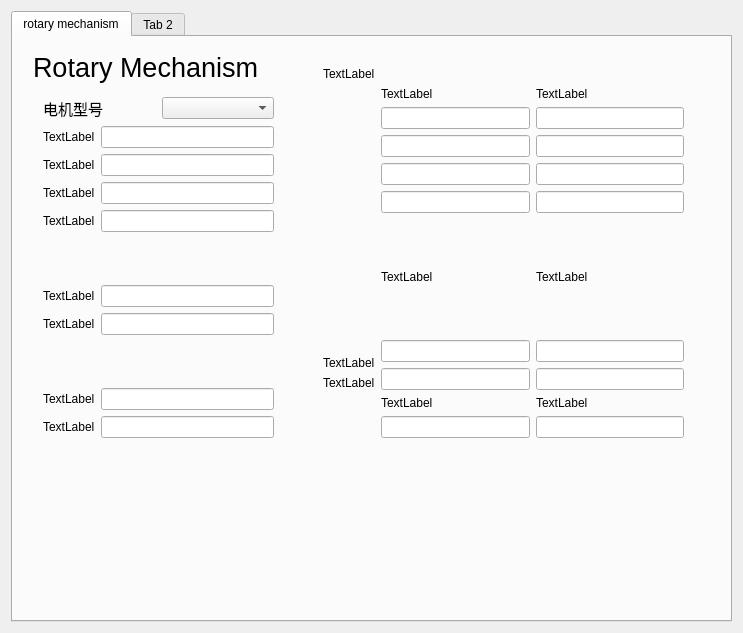
Above: window/calculator.ui from ATOM-STORM-6766/motorCalculator before the change. Below: the same form after it.
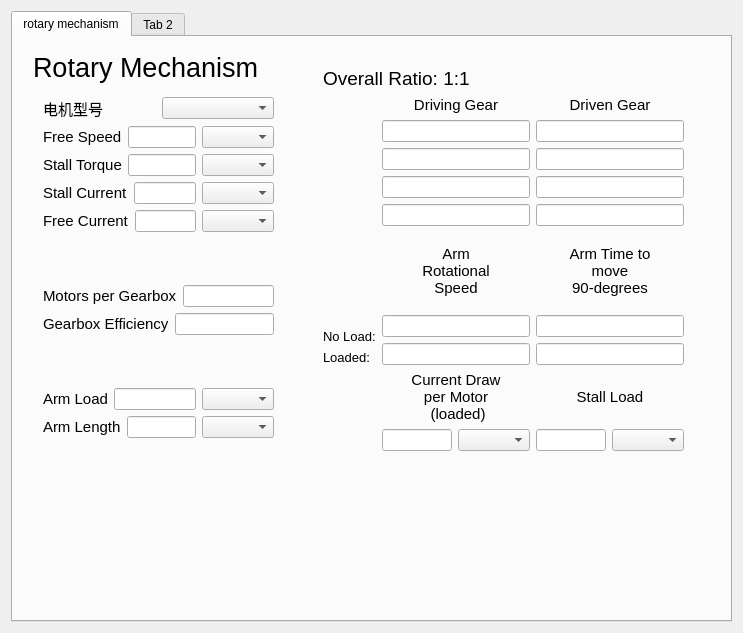
That is the form after the change.

Commit message: 电机数据读取 motors data reading

Diff of the .ui file:
```diff
--- a/window/calculator.ui
+++ b/window/calculator.ui
@@ -44,7 +44,7 @@
         <string>Rotary Mechanism</string>
        </property>
       </widget>
-      <widget class="QWidget" name="">
+      <widget class="QWidget" name="layoutWidget">
        <property name="geometry">
         <rect>
          <x>30</x>
@@ -79,13 +79,21 @@
            <layout class="QHBoxLayout" name="horizontalLayout_3">
             <item>
              <widget class="QLabel" name="label_3">
+              <property name="font">
+               <font>
+                <pointsize>11</pointsize>
+               </font>
+              </property>
               <property name="text">
-               <string>TextLabel</string>
+               <string>Free Speed</string>
               </property>
              </widget>
             </item>
             <item>
-             <widget class="QLineEdit" name="lineEdit"/>
+             <widget class="QLineEdit" name="lineEdit_freeSpeed"/>
+            </item>
+            <item>
+             <widget class="QComboBox" name="comboBox_freeSpeed"/>
             </item>
            </layout>
           </item>
@@ -93,13 +101,21 @@
            <layout class="QHBoxLayout" name="horizontalLayout_4">
             <item>
              <widget class="QLabel" name="label_4">
+              <property name="font">
+               <font>
+                <pointsize>11</pointsize>
+               </font>
+              </property>
               <property name="text">
-               <string>TextLabel</string>
+               <string>Stall Torque</string>
               </property>
              </widget>
             </item>
             <item>
-             <widget class="QLineEdit" name="lineEdit_2"/>
+             <widget class="QLineEdit" name="lineEdit_stallTorque"/>
+            </item>
+            <item>
+             <widget class="QComboBox" name="comboBox_stallTorque"/>
             </item>
            </layout>
           </item>
@@ -107,13 +123,21 @@
            <layout class="QHBoxLayout" name="horizontalLayout_5">
             <item>
              <widget class="QLabel" name="label_5">
+              <property name="font">
+               <font>
+                <pointsize>11</pointsize>
+               </font>
+              </property>
               <property name="text">
-               <string>TextLabel</string>
+               <string>Stall Current</string>
               </property>
              </widget>
             </item>
             <item>
-             <widget class="QLineEdit" name="lineEdit_3"/>
+             <widget class="QLineEdit" name="lineEdit_stallCurrent"/>
+            </item>
+            <item>
+             <widget class="QComboBox" name="comboBox_stallCurrent"/>
             </item>
            </layout>
           </item>
@@ -121,13 +145,21 @@
            <layout class="QHBoxLayout" name="horizontalLayout_6">
             <item>
              <widget class="QLabel" name="label_6">
+              <property name="font">
+               <font>
+                <pointsize>11</pointsize>
+               </font>
+              </property>
               <property name="text">
-               <string>TextLabel</string>
+               <string>Free Current</string>
               </property>
              </widget>
             </item>
             <item>
-             <widget class="QLineEdit" name="lineEdit_4"/>
+             <widget class="QLineEdit" name="lineEdit_freeCurrent"/>
+            </item>
+            <item>
+             <widget class="QComboBox" name="comboBox_freeCurrent"/>
             </item>
            </layout>
           </item>
@@ -152,8 +184,13 @@
            <layout class="QHBoxLayout" name="horizontalLayout_7">
             <item>
              <widget class="QLabel" name="label_7">
+              <property name="font">
+               <font>
+                <pointsize>11</pointsize>
+               </font>
+              </property>
               <property name="text">
-               <string>TextLabel</string>
+               <string>Motors per Gearbox</string>
               </property>
              </widget>
             </item>
@@ -166,8 +203,13 @@
            <layout class="QHBoxLayout" name="horizontalLayout_8">
             <item>
              <widget class="QLabel" name="label_8">
+              <property name="font">
+               <font>
+                <pointsize>11</pointsize>
+               </font>
+              </property>
               <property name="text">
-               <string>TextLabel</string>
+               <string>Gearbox Efficiency</string>
               </property>
              </widget>
             </item>
@@ -196,14 +238,22 @@
           <item>
            <layout class="QHBoxLayout" name="horizontalLayout_9">
             <item>
-             <widget class="QLabel" name="label_9">
+             <widget class="QLabel" name="label_armLoad">
+              <property name="font">
+               <font>
+                <pointsize>11</pointsize>
+               </font>
+              </property>
               <property name="text">
-               <string>TextLabel</string>
+               <string>Arm Load</string>
               </property>
              </widget>
             </item>
             <item>
-             <widget class="QLineEdit" name="lineEdit_7"/>
+             <widget class="QLineEdit" name="lineEdit_armLoad"/>
+            </item>
+            <item>
+             <widget class="QComboBox" name="comboBox_armLoad"/>
             </item>
            </layout>
           </item>
@@ -211,13 +261,21 @@
            <layout class="QHBoxLayout" name="horizontalLayout_10">
             <item>
              <widget class="QLabel" name="label_10">
+              <property name="font">
+               <font>
+                <pointsize>11</pointsize>
+               </font>
+              </property>
               <property name="text">
-               <string>TextLabel</string>
+               <string>Arm Length</string>
               </property>
              </widget>
             </item>
             <item>
-             <widget class="QLineEdit" name="lineEdit_8"/>
+             <widget class="QLineEdit" name="lineEdit_armLength"/>
+            </item>
+            <item>
+             <widget class="QComboBox" name="comboBox_armLength"/>
             </item>
            </layout>
           </item>
@@ -225,20 +283,25 @@
         </item>
        </layout>
       </widget>
-      <widget class="QWidget" name="">
+      <widget class="QWidget" name="layoutWidget">
        <property name="geometry">
         <rect>
          <x>310</x>
          <y>30</y>
          <width>361</width>
-         <height>371</height>
+         <height>384</height>
         </rect>
        </property>
        <layout class="QVBoxLayout" name="verticalLayout_12">
         <item>
-         <widget class="QLabel" name="label_19">
+         <widget class="QLabel" name="label_ratioTag">
+          <property name="font">
+           <font>
+            <pointsize>14</pointsize>
+           </font>
+          </property>
           <property name="text">
-           <string>TextLabel</string>
+           <string>Overall Ratio: 1:1</string>
           </property>
          </widget>
         </item>
@@ -250,8 +313,16 @@
              <layout class="QVBoxLayout" name="verticalLayout_5">
               <item>
                <widget class="QLabel" name="label_11">
+                <property name="font">
+                 <font>
+                  <pointsize>11</pointsize>
+                 </font>
+                </property>
                 <property name="text">
-                 <string>TextLabel</string>
+                 <string>Driving Gear</string>
+                </property>
+                <property name="alignment">
+                 <set>Qt::AlignmentFlag::AlignCenter</set>
                 </property>
                </widget>
               </item>
@@ -273,8 +344,16 @@
              <layout class="QVBoxLayout" name="verticalLayout_6">
               <item>
                <widget class="QLabel" name="label_12">
+                <property name="font">
+                 <font>
+                  <pointsize>11</pointsize>
+                 </font>
+                </property>
                 <property name="text">
-                 <string>TextLabel</string>
+                 <string>Driven Gear</string>
+                </property>
+                <property name="alignment">
+                 <set>Qt::AlignmentFlag::AlignCenter</set>
                 </property>
                </widget>
               </item>
@@ -311,15 +390,25 @@
             </item>
             <item>
              <widget class="QLabel" name="label_17">
+              <property name="font">
+               <font>
+                <pointsize>10</pointsize>
+               </font>
+              </property>
               <property name="text">
-               <string>TextLabel</string>
+               <string>No Load:</string>
               </property>
              </widget>
             </item>
             <item>
              <widget class="QLabel" name="label_18">
+              <property name="font">
+               <font>
+                <pointsize>10</pointsize>
+               </font>
+              </property>
               <property name="text">
-               <string>TextLabel</string>
+               <string>Loaded:</string>
               </property>
              </widget>
             </item>
@@ -331,8 +420,18 @@
              <layout class="QVBoxLayout" name="verticalLayout_7">
               <item>
                <widget class="QLabel" name="label_13">
+                <property name="font">
+                 <font>
+                  <pointsize>11</pointsize>
+                 </font>
+                </property>
                 <property name="text">
-                 <string>TextLabel</string>
+                 <string>Arm
+Rotational
+Speed</string>
+                </property>
+                <property name="alignment">
+                 <set>Qt::AlignmentFlag::AlignCenter</set>
                 </property>
                </widget>
               </item>
@@ -348,8 +447,18 @@
              <layout class="QVBoxLayout" name="verticalLayout_8">
               <item>
                <widget class="QLabel" name="label_14">
+                <property name="font">
+                 <font>
+                  <pointsize>11</pointsize>
+                 </font>
+                </property>
                 <property name="text">
-                 <string>TextLabel</string>
+                 <string>Arm Time to
+move
+90-degrees</string>
+                </property>
+                <property name="alignment">
+                 <set>Qt::AlignmentFlag::AlignCenter</set>
                 </property>
                </widget>
               </item>
@@ -369,13 +478,30 @@
              <layout class="QVBoxLayout" name="verticalLayout_9">
               <item>
                <widget class="QLabel" name="label_15">
+                <property name="font">
+                 <font>
+                  <pointsize>11</pointsize>
+                 </font>
+                </property>
                 <property name="text">
-                 <string>TextLabel</string>
+                 <string>Current Draw
+per Motor
+ (loaded)</string>
+                </property>
+                <property name="alignment">
+                 <set>Qt::AlignmentFlag::AlignCenter</set>
                 </property>
                </widget>
               </item>
               <item>
-               <widget class="QLineEdit" name="lineEdit_21"/>
+               <layout class="QHBoxLayout" name="horizontalLayout_15">
+                <item>
+                 <widget class="QLineEdit" name="lineEdit_CDpM"/>
+                </item>
+                <item>
+                 <widget class="QComboBox" name="comboBox_CDpM"/>
+                </item>
+               </layout>
               </item>
              </layout>
             </item>
@@ -383,13 +509,28 @@
              <layout class="QVBoxLayout" name="verticalLayout_10">
               <item>
                <widget class="QLabel" name="label_16">
+                <property name="font">
+                 <font>
+                  <pointsize>11</pointsize>
+                 </font>
+                </property>
                 <property name="text">
-                 <string>TextLabel</string>
+                 <string>Stall Load</string>
+                </property>
+                <property name="alignment">
+                 <set>Qt::AlignmentFlag::AlignCenter</set>
                 </property>
                </widget>
               </item>
               <item>
-               <widget class="QLineEdit" name="lineEdit_22"/>
+               <layout class="QHBoxLayout" name="horizontalLayout_16">
+                <item>
+                 <widget class="QLineEdit" name="lineEdit_SL"/>
+                </item>
+                <item>
+                 <widget class="QComboBox" name="comboBox_SL"/>
+                </item>
+               </layout>
               </item>
              </layout>
             </item>
```
Left out of the diff: 36 changed lines with no effect on the pictures. The commit also changes 4 other files.
